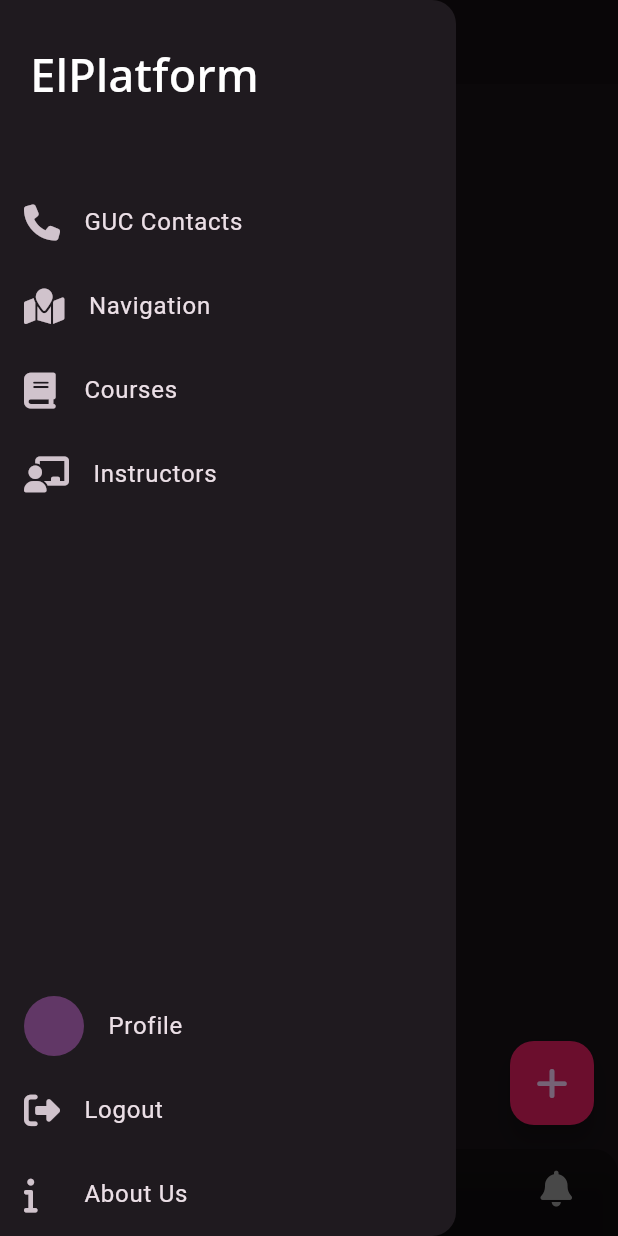
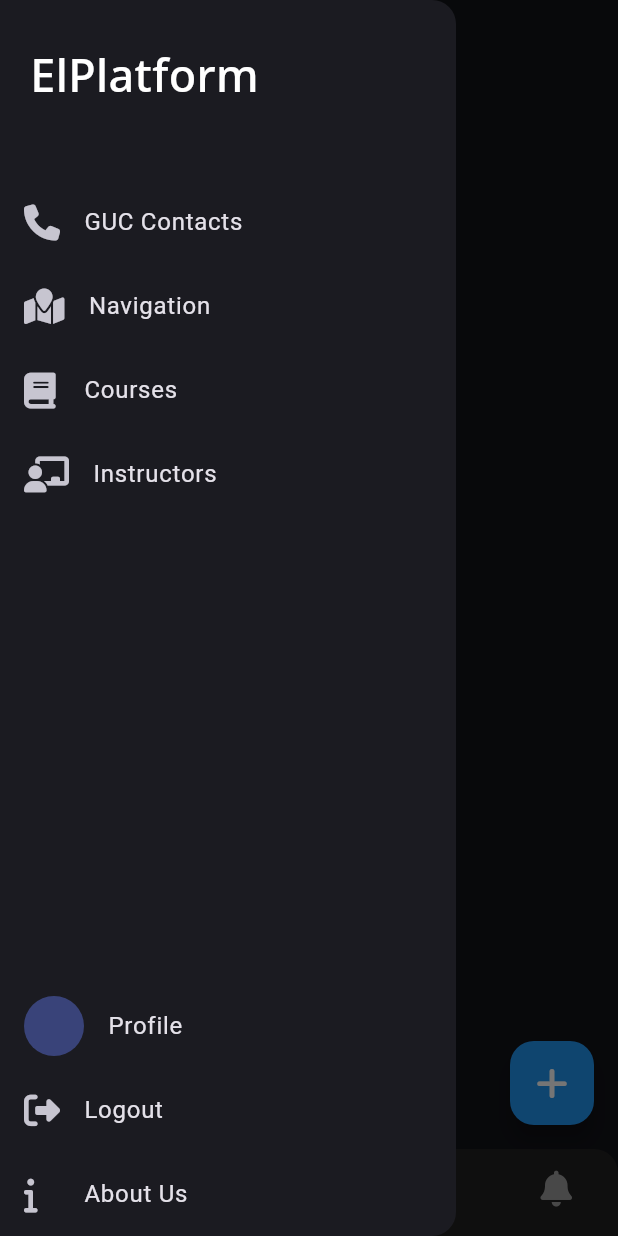
Before and after one commit to marsafy1/elplatform-guc, a Flutter app: the screen it shows once a user with an empty profile is signed in, with the side drawer open, on a phone screen of 412 x 824 dp. Run offline on Flutter 3.47's test engine with Material 3 defaults, Android fonts, the phone set to English and light mode, and no system bars; our stand-ins replace basic_utils, carousel_slider, cloud_firestore, firebase_auth, firebase_core, flutter_rating_bar and 4 more; accounts and stored records are empty.

Commit message:
Enhanced Dark/Light themes

```diff
--- a/lib/components/app_bar_widget.dart
+++ b/lib/components/app_bar_widget.dart
@@ -6,7 +6,7 @@ class MyAppBar extends StatelessWidget implements PreferredSizeWidget {
   Widget build(BuildContext context) {
     return AppBar(
       title: const Text(appName),
-      backgroundColor: const Color.fromARGB(255, 9, 5, 5).withOpacity(0.3),
+      // backgroundColor: const Color.fromARGB(255, 9, 5, 5).withOpacity(0.3),
     );
   }
 
--- a/lib/components/tab_controller.dart
+++ b/lib/components/tab_controller.dart
@@ -161,8 +161,10 @@ class _TabsControllerScreenState extends State<TabsControllerScreen> {
           showBottomSheetForNewPost(context);
         },
         backgroundColor: Theme.of(context).colorScheme.primary,
-        child: const FaIcon(FontAwesomeIcons
-            .plus), // The '+' icon is typical for an "Add" action
+        child: const FaIcon(
+          FontAwesomeIcons.plus,
+          color: Colors.white,
+        ), // The '+' icon is typical for an "Add" action
       ),
       bottomNavigationBar: GlassMorphicBottomNavigationBar(
         selectedIndex: selectedTabIndex,
--- a/lib/components/tabs_controller/glassy_navbar.dart
+++ b/lib/components/tabs_controller/glassy_navbar.dart
@@ -25,19 +25,15 @@ class GlassMorphicBottomNavigationBar extends StatelessWidget {
       child: BackdropFilter(
         filter: ImageFilter.blur(sigmaX: blurStrength, sigmaY: blurStrength),
         child: Container(
-          decoration: BoxDecoration(
-            color: isDarkTheme
-                ? const Color.fromARGB(255, 9, 5, 5).withOpacity(0.3)
-                : const Color.fromARGB(255, 9, 5, 5)
-                    .withOpacity(0.3), // Semi-transparent container
-          ),
           child: BottomNavigationBar(
             type: BottomNavigationBarType.fixed,
-            backgroundColor: Colors.transparent, // Transparent background color
+            backgroundColor: Theme.of(context)
+                .colorScheme
+                .background, // Transparent background color
             items: listItems,
             currentIndex: selectedIndex,
             onTap: (index) => onItemSelected(index),
-            selectedItemColor: Colors.blue,
+            selectedItemColor: Theme.of(context).colorScheme.primary,
             unselectedItemColor: Colors.grey,
             showSelectedLabels:
                 false, // Do not show label for the selected item
--- a/lib/main.dart
+++ b/lib/main.dart
@@ -48,7 +48,7 @@ class MyApp extends StatelessWidget {
         ),
         title: appName,
         debugShowCheckedModeBanner: false,
-        theme: lightTheme,
+        theme: darkTheme,
         darkTheme: darkTheme,
         themeMode: ThemeMode.system,
         // themeMode: ThemeMode.dark,
--- a/lib/themes/dark_theme.dart
+++ b/lib/themes/dark_theme.dart
@@ -5,11 +5,11 @@ final ThemeData darkTheme = ThemeData(
   useMaterial3: true,
   secondaryHeaderColor: Colors.grey[900],
   colorScheme: ColorScheme.fromSeed(
-    primary: Colors.blue,
-    secondary: Colors.pink,
-    seedColor: Colors.indigo,
-    brightness: Brightness.dark,
-  ),
+      primary: Colors.blue,
+      secondary: Colors.pink,
+      seedColor: Colors.indigo,
+      brightness: Brightness.dark,
+      background: Colors.grey[900]),
   textTheme: TextTheme(
     displayLarge: const TextStyle(
       fontSize: 60,
--- a/lib/themes/light_theme.dart
+++ b/lib/themes/light_theme.dart
@@ -4,10 +4,10 @@ import 'package:google_fonts/google_fonts.dart';
 final ThemeData lightTheme = ThemeData(
   useMaterial3: true,
   colorScheme: ColorScheme.fromSeed(
-    primary: Colors.pink,
-    seedColor: Colors.purple,
-    brightness: Brightness.dark,
-  ),
+      primary: Colors.blue[700],
+      seedColor: Colors.lightBlue,
+      brightness: Brightness.light,
+      background: Colors.white),
   textTheme: TextTheme(
     displayLarge: const TextStyle(
       fontSize: 60,
```
